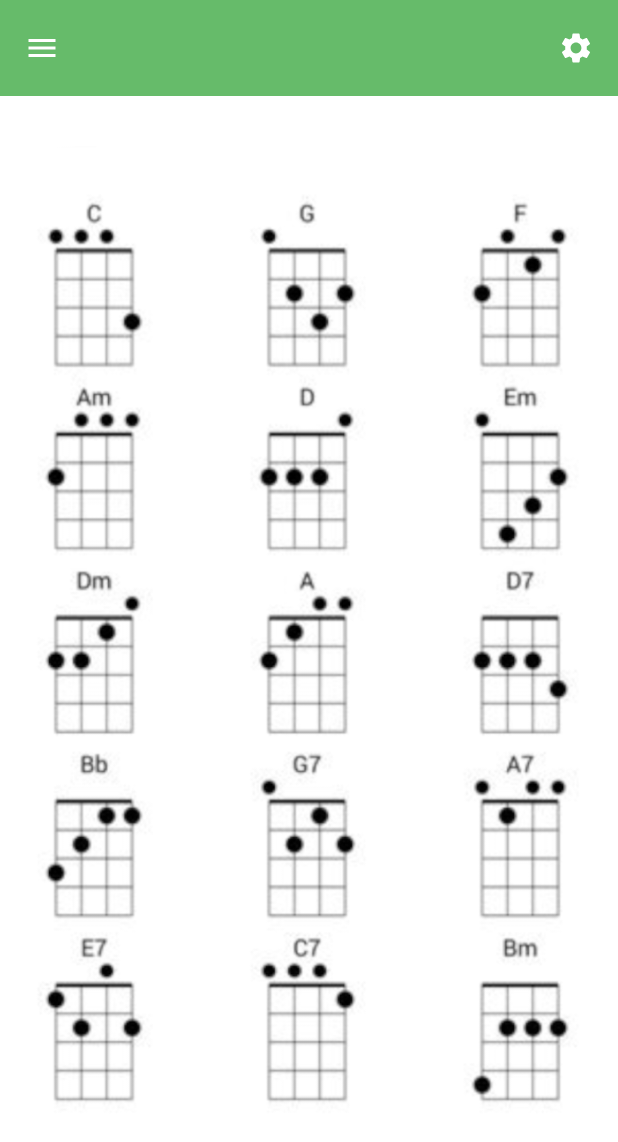
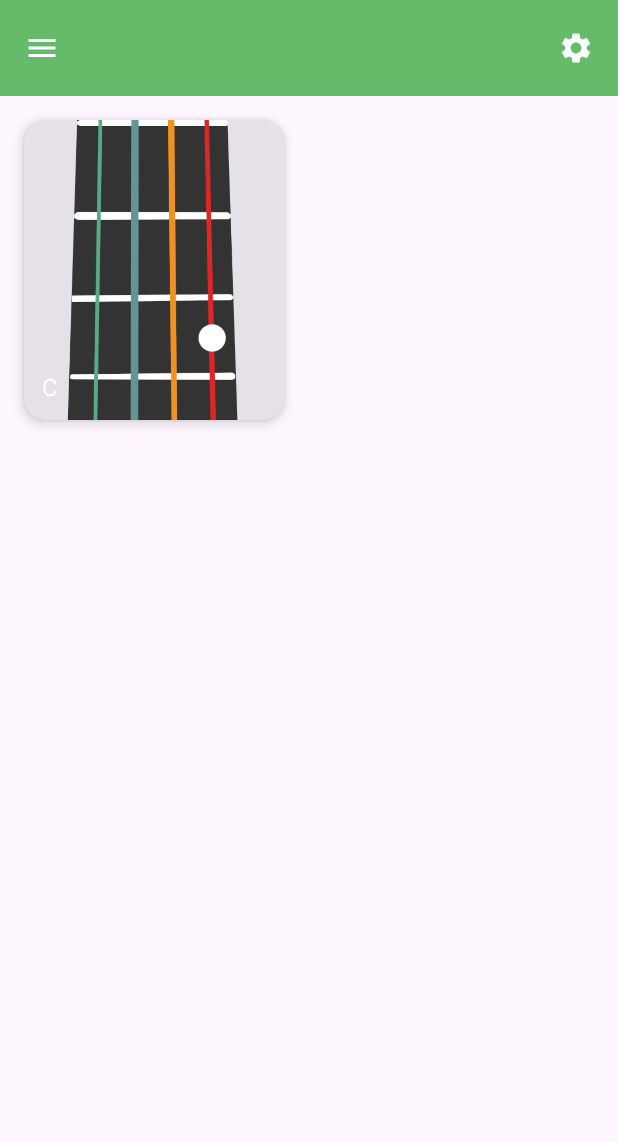
Before and after one commit to MatejMartinicky/UkuleleTuner2, an Android app built with Jetpack Compose: the ChordsScreen screen opened through its navigation route, on a phone screen of 412 x 824 dp. Shown: the top 1142 px of the screen. Run offline under Robolectric (Android 15) with nearby library versions, the phone set to English and light mode, and no system bars; our stand-ins replace constraintlayout-compose.

Commit message:
adding chord image card
Adding chord image card that displays chord and how to hold it

```diff
--- a/app/src/main/java/com/example/ukuleletuner2/ChordsScreen.kt
+++ b/app/src/main/java/com/example/ukuleletuner2/ChordsScreen.kt
@@ -2,8 +2,10 @@ package com.example.ukuleletuner2
 
 import androidx.compose.foundation.Image
 import androidx.compose.foundation.background
+import androidx.compose.foundation.layout.Box
 import androidx.compose.foundation.layout.Column
 import androidx.compose.foundation.layout.fillMaxSize
+import androidx.compose.foundation.layout.fillMaxWidth
 import androidx.compose.foundation.layout.padding
 import androidx.compose.material.icons.Icons
 import androidx.compose.material.icons.filled.Menu
@@ -22,6 +24,8 @@ import androidx.compose.ui.layout.ContentScale
 import androidx.compose.ui.res.painterResource
 import androidx.constraintlayout.compose.ConstraintLayout
 import androidx.compose.ui.res.stringResource
+import androidx.compose.ui.unit.dp
+import com.example.ukuleletuner2.chords.ChordCard
 
 
 @OptIn(ExperimentalMaterial3Api::class)
@@ -65,11 +69,17 @@ fun ChordsScreen() {
                     .padding(paddingValues)
             ) {
                 Column {
-                    Image(
-                        painter = painterResource(id = com.example.ukuleletuner2.R.drawable.basic_chords),
-                        contentDescription = stringResource(R.string.settings_content_description),
-                        contentScale = ContentScale.Fit
-                    )
+                    val painter = painterResource(id = R.drawable.ukulele_c_chord);
+                    val description = "card with ukulele C chord"
+                    val title = "C"
+                    Box(modifier = Modifier
+                        .fillMaxWidth(0.5f)
+                        .padding(16.dp)
+                    ) {
+                        ChordCard(painter, description, title);
+
+                    }
+
 
 
                 }
--- /dev/null
+++ b/app/src/main/java/com/example/ukuleletuner2/chords/CordCard.kt
@@ -0,0 +1,54 @@
+package com.example.ukuleletuner2.chords
+
+import androidx.compose.foundation.Image
+import androidx.compose.foundation.layout.Box
+import androidx.compose.foundation.layout.fillMaxSize
+import androidx.compose.foundation.layout.fillMaxWidth
+import androidx.compose.foundation.layout.height
+import androidx.compose.foundation.layout.padding
+import androidx.compose.foundation.shape.RoundedCornerShape
+import androidx.compose.material3.Card
+import androidx.compose.material3.CardDefaults
+import androidx.compose.material3.Text
+import androidx.compose.runtime.Composable
+import androidx.compose.ui.Alignment
+import androidx.compose.ui.Modifier
+import androidx.compose.ui.graphics.Color
+import androidx.compose.ui.graphics.painter.Painter
+import androidx.compose.ui.layout.ContentScale
+import androidx.compose.ui.text.TextStyle
+import androidx.compose.ui.unit.dp
+import androidx.compose.ui.unit.sp
+
+//https://www.youtube.com/watch?v=KPVoQjwmWX4
+
+@Composable
+fun ChordCard(
+    painter : Painter,
+    contentDescription : String,
+    title : String,
+    modifier: Modifier = Modifier
+) {
+    Card(
+        modifier = modifier
+            .fillMaxWidth(),
+        shape = RoundedCornerShape(15.dp),
+        elevation = CardDefaults.cardElevation(defaultElevation = 5.dp)
+    ) {
+        Box(modifier = Modifier.height(200.dp)) {
+        Image(
+            painter = painter,
+            contentDescription = contentDescription,
+            contentScale  = ContentScale.Crop
+        )
+            Box(modifier = Modifier.fillMaxSize().padding(12.dp),
+                contentAlignment = Alignment.BottomStart)
+            {
+                Text(
+                    text = title,
+                    style = TextStyle(color = Color.White, fontSize = 16.sp)
+                )
+            }
+        }
+    }
+}
```
Also changed, not shown: app/src/main/res/drawable/ukulele_c_chord.png (added).
